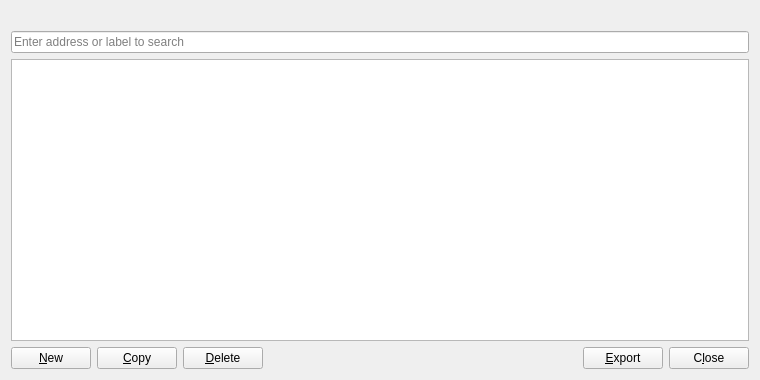
bitnet-io/bitnet-core, file src/qt/forms/addressbookpage.ui: the form before one commit.
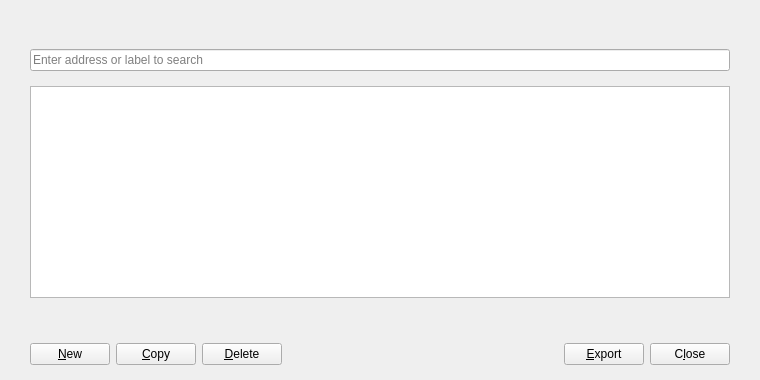
The form after the commit. Icons and pictures are not drawn. Custom widgets are drawn as their Qt base class.

Commit message: attempt to push 70035 for changes for POS every previous version will break must use new version

```diff
--- a/src/qt/forms/addressbookpage.ui
+++ b/src/qt/forms/addressbookpage.ui
@@ -11,6 +11,38 @@
    </rect>
   </property>
   <layout class="QVBoxLayout" name="verticalLayout">
+   <property name="spacing">
+    <number>0</number>
+   </property>
+   <property name="leftMargin">
+    <number>0</number>
+   </property>
+   <property name="topMargin">
+    <number>0</number>
+   </property>
+   <property name="rightMargin">
+    <number>0</number>
+   </property>
+   <property name="bottomMargin">
+    <number>0</number>
+   </property>
+   <item>
+    <layout class="QVBoxLayout" name="verticalLayout_2">
+     <property name="spacing">
+      <number>15</number>
+     </property>
+     <property name="leftMargin">
+      <number>30</number>
+     </property>
+     <property name="topMargin">
+      <number>20</number>
+     </property>
+     <property name="rightMargin">
+      <number>30</number>
+     </property>
+     <property name="bottomMargin">
+      <number>20</number>
+     </property>
    <item>
     <widget class="QLabel" name="labelExplanation">
      <property name="textFormat">
@@ -56,8 +88,23 @@
      </attribute>
     </widget>
    </item>
+    </layout>
+   </item>
    <item>
+    <widget class="QWidget" name="buttonsContainerWhite" native="true">
     <layout class="QHBoxLayout" name="horizontalLayout">
+      <property name="leftMargin">
+       <number>30</number>
+      </property>
+      <property name="topMargin">
+       <number>25</number>
+      </property>
+      <property name="rightMargin">
+       <number>30</number>
+      </property>
+      <property name="bottomMargin">
+       <number>15</number>
+      </property>
      <item>
       <widget class="QPushButton" name="newAddress">
        <property name="toolTip">
@@ -116,7 +163,7 @@
        </property>
        <property name="sizeHint" stdset="0">
         <size>
-         <width>40</width>
+          <width>267</width>
          <height>20</height>
         </size>
        </property>
@@ -156,9 +203,17 @@
       </widget>
      </item>
     </layout>
+    </widget>
    </item>
   </layout>
  </widget>
+ <customwidgets>
+  <customwidget>
+   <class>QtumPushButton</class>
+   <extends>QPushButton</extends>
+   <header>qt/qtumpushbutton.h</header>
+  </customwidget>
+ </customwidgets>
  <resources>
   <include location="../bitnet.qrc"/>
  </resources>
```
Left out of the diff: 18 changed lines with no effect on the pictures. Lines whose indentation alone changed are shown as unchanged. The commit also changes 2752 other files.
